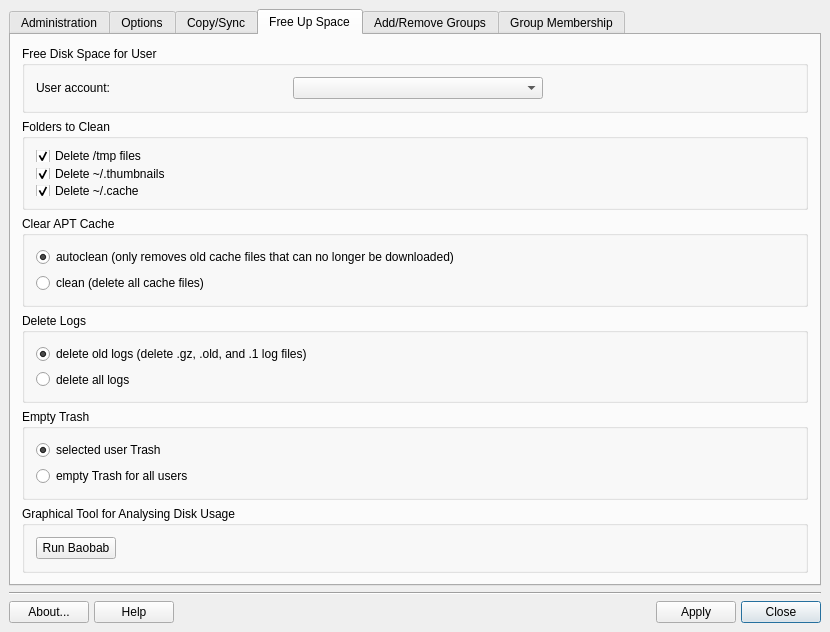
MX-Linux/mx-user, file meconfig.ui: the form before one commit.
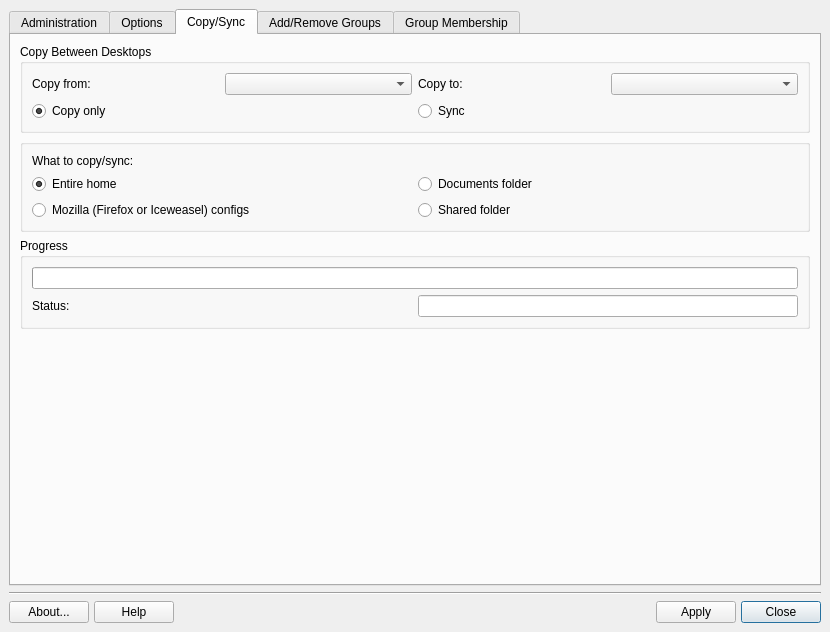
The form after the commit. The open tabs and pages were chosen to show the change. Icons and pictures are not drawn.

What changed in the file:
```diff
--- a/meconfig.ui
+++ b/meconfig.ui
@@ -1007,242 +1007,6 @@
        </item>
       </layout>
      </widget>
-     <widget class="QWidget" name="freeSpaceTab">
-      <attribute name="icon">
-       <iconset resource="images.qrc">
-        <normaloff>:/icons/edit-clear.png</normaloff>:/icons/edit-clear.png</iconset>
-      </attribute>
-      <attribute name="title">
-       <string>Free Up Space</string>
-      </attribute>
-      <layout class="QVBoxLayout" name="verticalLayout">
-       <item>
-        <widget class="QGroupBox" name="groupBox_4">
-         <property name="title">
-          <string>Free Disk Space for User</string>
-         </property>
-         <layout class="QGridLayout" name="_8">
-          <item row="0" column="1">
-           <widget class="QComboBox" name="userCleanCB">
-            <property name="sizePolicy">
-             <sizepolicy hsizetype="MinimumExpanding" vsizetype="Minimum">
-              <horstretch>0</horstretch>
-              <verstretch>0</verstretch>
-             </sizepolicy>
-            </property>
-            <property name="toolTip">
-             <string>Select user to repair</string>
-            </property>
-           </widget>
-          </item>
-          <item row="0" column="0">
-           <widget class="QLabel" name="userCleanLabel">
-            <property name="sizePolicy">
-             <sizepolicy hsizetype="Expanding" vsizetype="Preferred">
-              <horstretch>0</horstretch>
-              <verstretch>0</verstretch>
-             </sizepolicy>
-            </property>
-            <property name="toolTip">
-             <string>Select user to repair</string>
-            </property>
-            <property name="text">
-             <string>User account:</string>
-            </property>
-           </widget>
-          </item>
-          <item row="0" column="2">
-           <spacer name="horizontalSpacer_4">
-            <property name="orientation">
-             <enum>Qt::Horizontal</enum>
-            </property>
-            <property name="sizeType">
-             <enum>QSizePolicy::Expanding</enum>
-            </property>
-            <property name="sizeHint" stdset="0">
-             <size>
-              <width>40</width>
-              <height>20</height>
-             </size>
-            </property>
-           </spacer>
-          </item>
-         </layout>
-        </widget>
-       </item>
-       <item>
-        <widget class="QGroupBox" name="groupBox_8">
-         <property name="title">
-          <string>Folders to Clean</string>
-         </property>
-         <layout class="QVBoxLayout" name="verticalLayout_4">
-          <item>
-           <widget class="QCheckBox" name="tmpCheckBox">
-            <property name="text">
-             <string>Delete /tmp files</string>
-            </property>
-            <property name="checked">
-             <bool>true</bool>
-            </property>
-           </widget>
-          </item>
-          <item>
-           <widget class="QCheckBox" name="thumbCheckBox">
-            <property name="text">
-             <string>Delete ~/.thumbnails</string>
-            </property>
-            <property name="checked">
-             <bool>true</bool>
-            </property>
-           </widget>
-          </item>
-          <item>
-           <widget class="QCheckBox" name="cacheCheckBox">
-            <property name="text">
-             <string>Delete ~/.cache</string>
-            </property>
-            <property name="checked">
-             <bool>true</bool>
-            </property>
-           </widget>
-          </item>
-         </layout>
-        </widget>
-       </item>
-       <item>
-        <widget class="QGroupBox" name="groupBox_5">
-         <property name="title">
-          <string>Clear APT Cache</string>
-         </property>
-         <layout class="QVBoxLayout" name="verticalLayout_3">
-          <item>
-           <widget class="QRadioButton" name="autocleanRB">
-            <property name="text">
-             <string>autoclean (only removes old cache files that can no longer be downloaded)</string>
-            </property>
-            <property name="checked">
-             <bool>true</bool>
-            </property>
-           </widget>
-          </item>
-          <item>
-           <widget class="QRadioButton" name="cleanRB">
-            <property name="text">
-             <string>clean (delete all cache files)</string>
-            </property>
-           </widget>
-          </item>
-         </layout>
-        </widget>
-       </item>
-       <item>
-        <widget class="QGroupBox" name="groupBox_6">
-         <property name="title">
-          <string>Delete Logs</string>
-         </property>
-         <layout class="QVBoxLayout" name="verticalLayout_5">
-          <item>
-           <widget class="QRadioButton" name="oldLogsRB">
-            <property name="text">
-             <string>delete old logs (delete .gz, .old, and .1 log files)</string>
-            </property>
-            <property name="checked">
-             <bool>true</bool>
-            </property>
-            <property name="autoExclusive">
-             <bool>true</bool>
-            </property>
-           </widget>
-          </item>
-          <item>
-           <widget class="QRadioButton" name="allLogsRB">
-            <property name="text">
-             <string>delete all logs</string>
-            </property>
-            <property name="checked">
-             <bool>false</bool>
-            </property>
-            <property name="autoExclusive">
-             <bool>true</bool>
-            </property>
-           </widget>
-          </item>
-         </layout>
-        </widget>
-       </item>
-       <item>
-        <widget class="QGroupBox" name="groupBox_7">
-         <property name="title">
-          <string>Empty Trash</string>
-         </property>
-         <layout class="QVBoxLayout" name="verticalLayout_2">
-          <item>
-           <widget class="QRadioButton" name="selectedUserCB">
-            <property name="autoFillBackground">
-             <bool>false</bool>
-            </property>
-            <property name="text">
-             <string>selected user Trash</string>
-            </property>
-            <property name="checked">
-             <bool>true</bool>
-            </property>
-           </widget>
-          </item>
-          <item>
-           <widget class="QRadioButton" name="allUsersCB">
-            <property name="text">
-             <string>empty Trash for all users</string>
-            </property>
-           </widget>
-          </item>
-         </layout>
-        </widget>
-       </item>
-       <item>
-        <widget class="QGroupBox" name="groupBox_2">
-         <property name="title">
-          <string>Graphical Tool for Analysing Disk Usage</string>
-         </property>
-         <layout class="QHBoxLayout" name="horizontalLayout">
-          <item>
-           <widget class="QPushButton" name="baobabPushButton">
-            <property name="text">
-             <string>Run Baobab</string>
-            </property>
-           </widget>
-          </item>
-          <item>
-           <spacer name="horizontalSpacer">
-            <property name="orientation">
-             <enum>Qt::Horizontal</enum>
-            </property>
-            <property name="sizeHint" stdset="0">
-             <size>
-              <width>40</width>
-              <height>20</height>
-             </size>
-            </property>
-           </spacer>
-          </item>
-         </layout>
-        </widget>
-       </item>
-       <item>
-        <spacer name="verticalSpacer_5">
-         <property name="orientation">
-          <enum>Qt::Vertical</enum>
-         </property>
-         <property name="sizeHint" stdset="0">
-          <size>
-           <width>20</width>
-           <height>40</height>
-          </size>
-         </property>
-        </spacer>
-       </item>
-      </layout>
-     </widget>
      <widget class="QWidget" name="groupTab">
       <attribute name="icon">
        <iconset resource="images.qrc">
```
Left out of the diff: 14 changed lines with no effect on the pictures.
